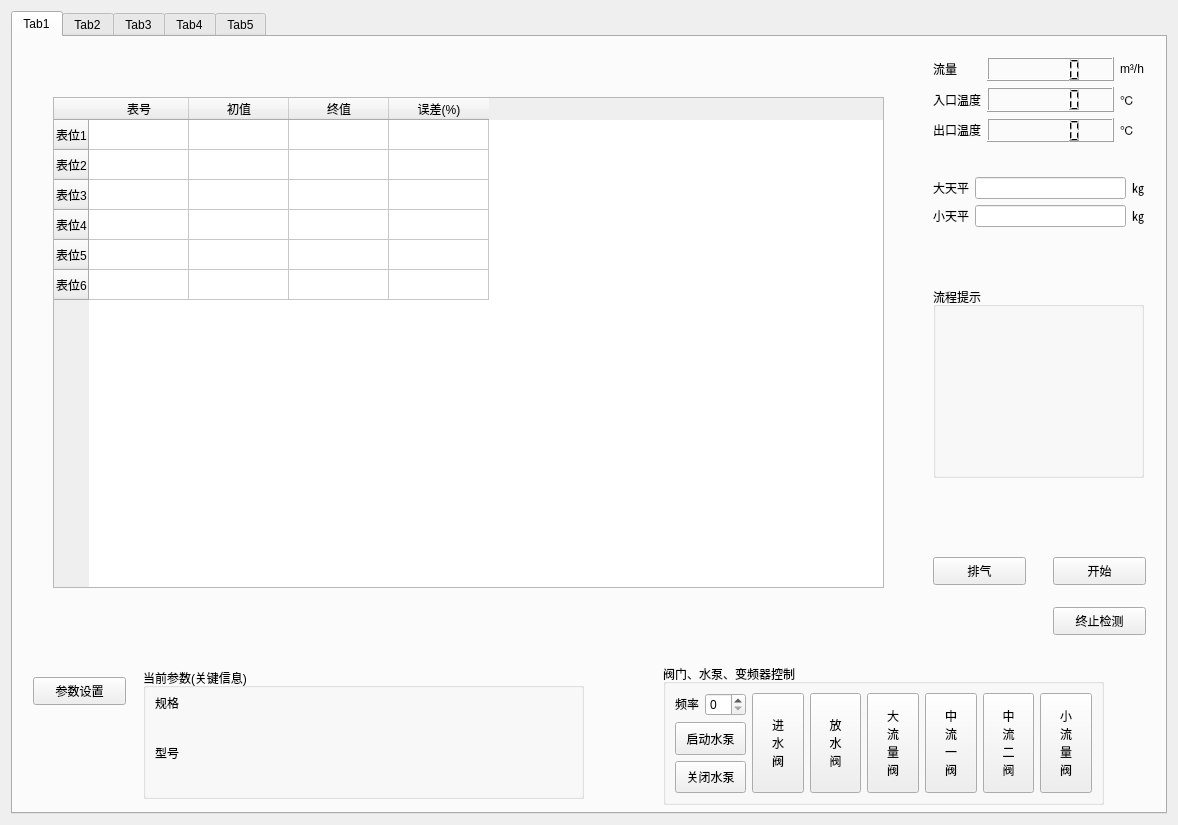
Above: source/weightMethod/weightmethod.ui from flimmy78/qtverify before the change. Below: the same form after it.
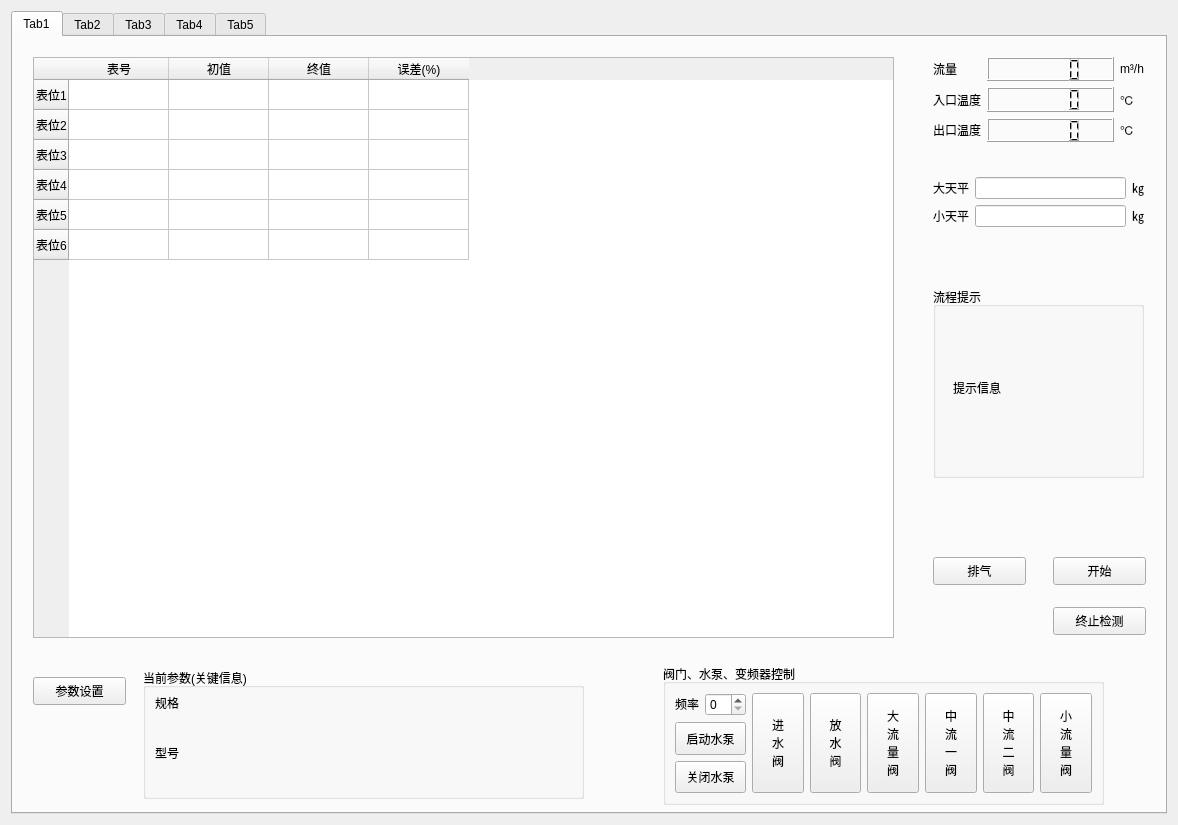
That is the form after the change.

Diff of the .ui file:
```diff
--- a/source/weightMethod/weightmethod.ui
+++ b/source/weightMethod/weightmethod.ui
@@ -246,10 +246,10 @@
       <widget class="QTableWidget" name="tableWidget">
        <property name="geometry">
         <rect>
-         <x>40</x>
-         <y>60</y>
-         <width>831</width>
-         <height>491</height>
+         <x>20</x>
+         <y>20</y>
+         <width>861</width>
+         <height>581</height>
         </rect>
        </property>
        <row>
@@ -354,6 +354,19 @@
        <property name="title">
         <string>流程提示</string>
        </property>
+       <widget class="QLabel" name="labelHintInfo">
+        <property name="geometry">
+         <rect>
+          <x>20</x>
+          <y>20</y>
+          <width>171</width>
+          <height>161</height>
+         </rect>
+        </property>
+        <property name="text">
+         <string>提示信息</string>
+        </property>
+       </widget>
       </widget>
       <widget class="QWidget" name="layoutWidget">
        <property name="geometry">
```
Left out of the diff: 6 changed lines with no effect on the pictures.
